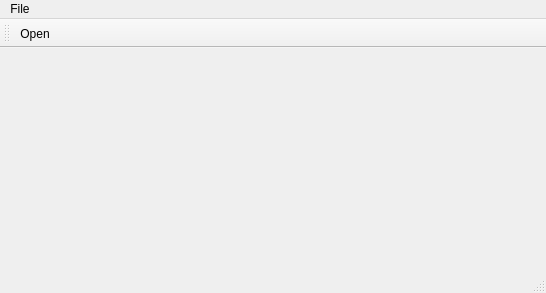
Old version of the form LogAnalyzer/mainwindow.ui in the repository OleksiiTimofieiev/log_analyzer.
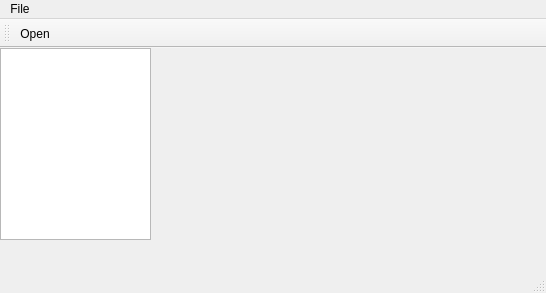
New version of the form. Icons and pictures are not drawn.

Commit message: started working on the filters

Patch:
```diff
--- a/LogAnalyzer/mainwindow.ui
+++ b/LogAnalyzer/mainwindow.ui
@@ -13,7 +13,18 @@
   <property name="windowTitle">
    <string>MainWindow</string>
   </property>
-  <widget class="QWidget" name="centralWidget"/>
+  <widget class="QWidget" name="centralWidget">
+   <widget class="QListWidget" name="listWidget">
+    <property name="geometry">
+     <rect>
+      <x>0</x>
+      <y>0</y>
+      <width>151</width>
+      <height>192</height>
+     </rect>
+    </property>
+   </widget>
+  </widget>
   <widget class="QMenuBar" name="menuBar">
    <property name="geometry">
     <rect>
```
The commit also changes 1 other file.
